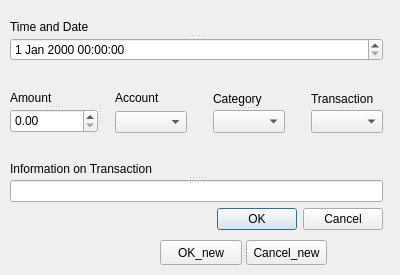
Qt form temp_team_3/add_entry.ui (IVIyg0t/FinancialTool) before a commit.
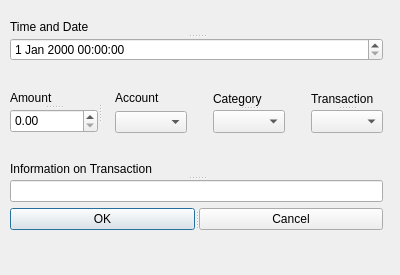
The same form after that commit.

Commit message:
QMessageBox Error
Added an error message when the user doesn't fill in the required
fields.

Patch:
```diff
--- a/temp_team_3/add_entry.ui
+++ b/temp_team_3/add_entry.ui
@@ -309,40 +309,42 @@
      </widget>
     </item>
     <item row="1" column="0">
-     <widget class="QDialogButtonBox" name="buttonBox">
+     <widget class="QSplitter" name="splitter_9">
       <property name="orientation">
        <enum>Qt::Horizontal</enum>
       </property>
-      <property name="standardButtons">
-       <set>QDialogButtonBox::Cancel|QDialogButtonBox::Ok</set>
-      </property>
+      <widget class="QPushButton" name="pushButton">
+       <property name="enabled">
+        <bool>true</bool>
+       </property>
+       <property name="sizePolicy">
+        <sizepolicy hsizetype="Fixed" vsizetype="Fixed">
+         <horstretch>0</horstretch>
+         <verstretch>0</verstretch>
+        </sizepolicy>
+       </property>
+       <property name="cursor">
+        <cursorShape>ArrowCursor</cursorShape>
+       </property>
+       <property name="text">
+        <string>OK</string>
+       </property>
+      </widget>
+      <widget class="QPushButton" name="pushButton_2">
+       <property name="sizePolicy">
+        <sizepolicy hsizetype="Fixed" vsizetype="Fixed">
+         <horstretch>0</horstretch>
+         <verstretch>0</verstretch>
+        </sizepolicy>
+       </property>
+       <property name="text">
+        <string>Cancel</string>
+       </property>
+      </widget>
      </widget>
     </item>
    </layout>
   </widget>
-  <widget class="QSplitter" name="splitter_9">
-   <property name="geometry">
-    <rect>
-     <x>160</x>
-     <y>240</y>
-     <width>167</width>
-     <height>25</height>
-    </rect>
-   </property>
-   <property name="orientation">
-    <enum>Qt::Horizontal</enum>
-   </property>
-   <widget class="QPushButton" name="pushButton">
-    <property name="text">
-     <string>OK_new</string>
-    </property>
-   </widget>
-   <widget class="QPushButton" name="pushButton_2">
-    <property name="text">
-     <string>Cancel_new</string>
-    </property>
-   </widget>
-  </widget>
  </widget>
  <resources/>
  <connections>
```
Left out of the diff: 35 changed lines with no effect on the pictures. The commit also changes 1 other file.
